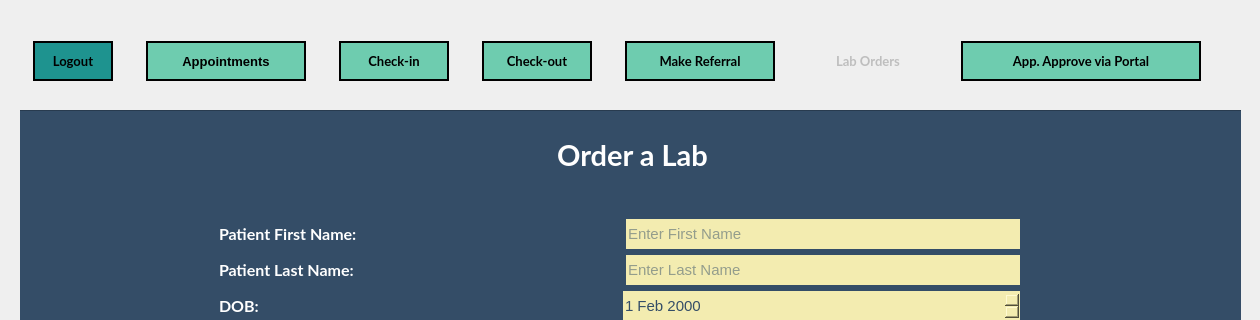
First picture: the form in frontend/ui/LabOrdersWindow.ui, repository mxrked/Medical-Office-Administration, before the edit; both pictures show x 0 to 1260 and y 0 to 320 of the 1260 by 800 pixel window.
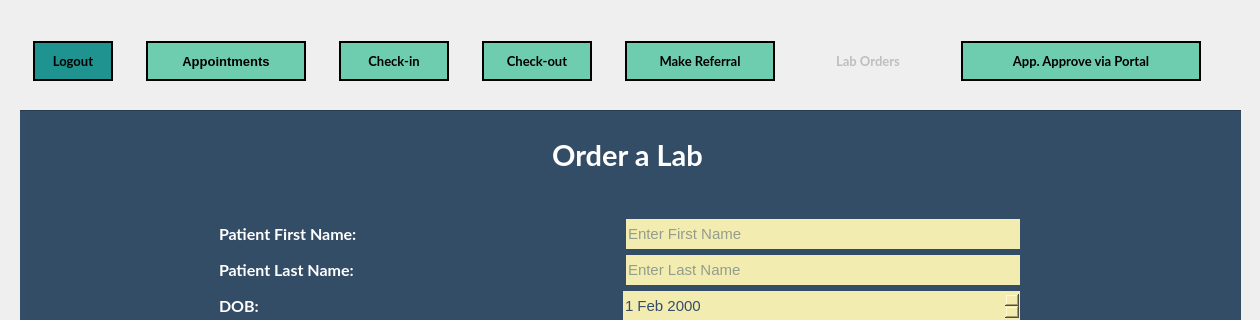
Second picture: the form after the edit. Icons and pictures are not drawn.

Commit message: Added titles to window and made fixes to ui

Patch:
```diff
--- a/frontend/ui/LabOrdersWindow.ui
+++ b/frontend/ui/LabOrdersWindow.ui
@@ -909,9 +909,9 @@
      <widget class="QLabel" name="Lable_CheckIns">
       <property name="geometry">
        <rect>
-        <x>-2</x>
+        <x>-12</x>
         <y>20</y>
-        <width>1231</width>
+        <width>1241</width>
         <height>50</height>
        </rect>
       </property>
```
